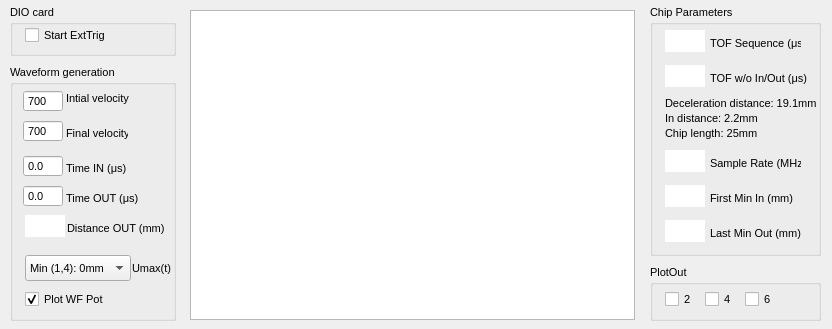
mikekohlhoff/ryexpctl, file rsdguiWfWin.ui: the form before one commit.
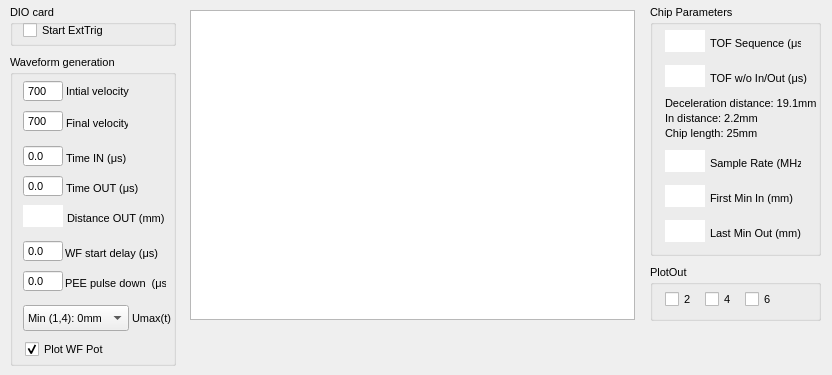
The form after the commit. Custom widgets are drawn as their Qt base class.

Commit message: Support in scan mode and wf window for PCB delay channels

The edit to the form file:
```diff
--- a/rsdguiWfWin.ui
+++ b/rsdguiWfWin.ui
@@ -10,7 +10,7 @@
     <x>0</x>
     <y>0</y>
     <width>832</width>
-    <height>329</height>
+    <height>375</height>
    </rect>
   </property>
   <property name="sizePolicy">
@@ -66,7 +66,7 @@
      <x>10</x>
      <y>5</y>
      <width>166</width>
-     <height>51</height>
+     <height>41</height>
     </rect>
    </property>
    <property name="font">
@@ -87,8 +87,8 @@
     </property>
     <property name="geometry">
      <rect>
-      <x>15</x>
-      <y>20</y>
+      <x>13</x>
+      <y>15</y>
       <width>106</width>
       <height>20</height>
      </rect>
@@ -111,9 +111,9 @@
    <property name="geometry">
     <rect>
      <x>10</x>
-     <y>65</y>
+     <y>55</y>
      <width>166</width>
-     <height>256</height>
+     <height>311</height>
     </rect>
    </property>
    <property name="font">
@@ -131,7 +131,7 @@
     <property name="geometry">
      <rect>
       <x>15</x>
-      <y>225</y>
+      <y>285</y>
       <width>80</width>
       <height>18</height>
      </rect>
@@ -191,7 +191,7 @@
     <property name="geometry">
      <rect>
       <x>56</x>
-      <y>25</y>
+      <y>28</y>
       <width>74</width>
       <height>16</height>
      </rect>
@@ -393,7 +393,7 @@
    <widget class="QTextBrowser" name="out_outDist">
     <property name="geometry">
      <rect>
-      <x>15</x>
+      <x>13</x>
       <y>150</y>
       <width>40</width>
       <height>22</height>
@@ -710,8 +710,8 @@
    <widget class="QComboBox" name="electrodeSelect">
     <property name="geometry">
      <rect>
-      <x>15</x>
-      <y>190</y>
+      <x>13</x>
+      <y>250</y>
       <width>106</width>
       <height>26</height>
      </rect>
@@ -748,7 +748,7 @@
     <property name="geometry">
      <rect>
       <x>122</x>
-      <y>195</y>
+      <y>255</y>
       <width>41</width>
       <height>16</height>
      </rect>
@@ -757,6 +757,112 @@
      <string>Umax(t)</string>
     </property>
    </widget>
+   <widget class="QDoubleSpinBox" name="inp_wfdelay">
+    <property name="geometry">
+     <rect>
+      <x>13</x>
+      <y>185</y>
+      <width>40</width>
+      <height>22</height>
+     </rect>
+    </property>
+    <property name="maximumSize">
+     <size>
+      <width>40</width>
+      <height>16777215</height>
+     </size>
+    </property>
+    <property name="mouseTracking">
+     <bool>true</bool>
+    </property>
+    <property name="wrapping">
+     <bool>false</bool>
+    </property>
+    <property name="frame">
+     <bool>true</bool>
+    </property>
+    <property name="buttonSymbols">
+     <enum>QAbstractSpinBox::NoButtons</enum>
+    </property>
+    <property name="keyboardTracking">
+     <bool>true</bool>
+    </property>
+    <property name="decimals">
+     <number>1</number>
+    </property>
+    <property name="maximum">
+     <double>500.000000000000000</double>
+    </property>
+    <property name="singleStep">
+     <double>0.100000000000000</double>
+    </property>
+   </widget>
+   <widget class="QDoubleSpinBox" name="inp_peedelay">
+    <property name="geometry">
+     <rect>
+      <x>13</x>
+      <y>215</y>
+      <width>40</width>
+      <height>22</height>
+     </rect>
+    </property>
+    <property name="maximumSize">
+     <size>
+      <width>40</width>
+      <height>16777215</height>
+     </size>
+    </property>
+    <property name="mouseTracking">
+     <bool>true</bool>
+    </property>
+    <property name="wrapping">
+     <bool>false</bool>
+    </property>
+    <property name="frame">
+     <bool>true</bool>
+    </property>
+    <property name="buttonSymbols">
+     <enum>QAbstractSpinBox::NoButtons</enum>
+    </property>
+    <property name="keyboardTracking">
+     <bool>true</bool>
+    </property>
+    <property name="decimals">
+     <number>1</number>
+    </property>
+    <property name="maximum">
+     <double>500.000000000000000</double>
+    </property>
+    <property name="singleStep">
+     <double>0.100000000000000</double>
+    </property>
+   </widget>
+   <widget class="QLabel" name="label_12">
+    <property name="geometry">
+     <rect>
+      <x>55</x>
+      <y>220</y>
+      <width>101</width>
+      <height>16</height>
+     </rect>
+    </property>
+    <property name="text">
+     <string>PEE pulse down  (μs)</string>
+    </property>
+   </widget>
+   <widget class="QLabel" name="label_11">
+    <property name="geometry">
+     <rect>
+      <x>55</x>
+      <y>190</y>
+      <width>101</width>
+      <height>16</height>
+     </rect>
+    </property>
+    <property name="text">
+     <string>WF start delay (μs)</string>
+    </property>
+   </widget>
   </widget>
   <widget class="MatplotlibWidgetWFPot" name="WaveformDisplay">
    <property name="geometry">
```
The commit also changes 2 other files.
